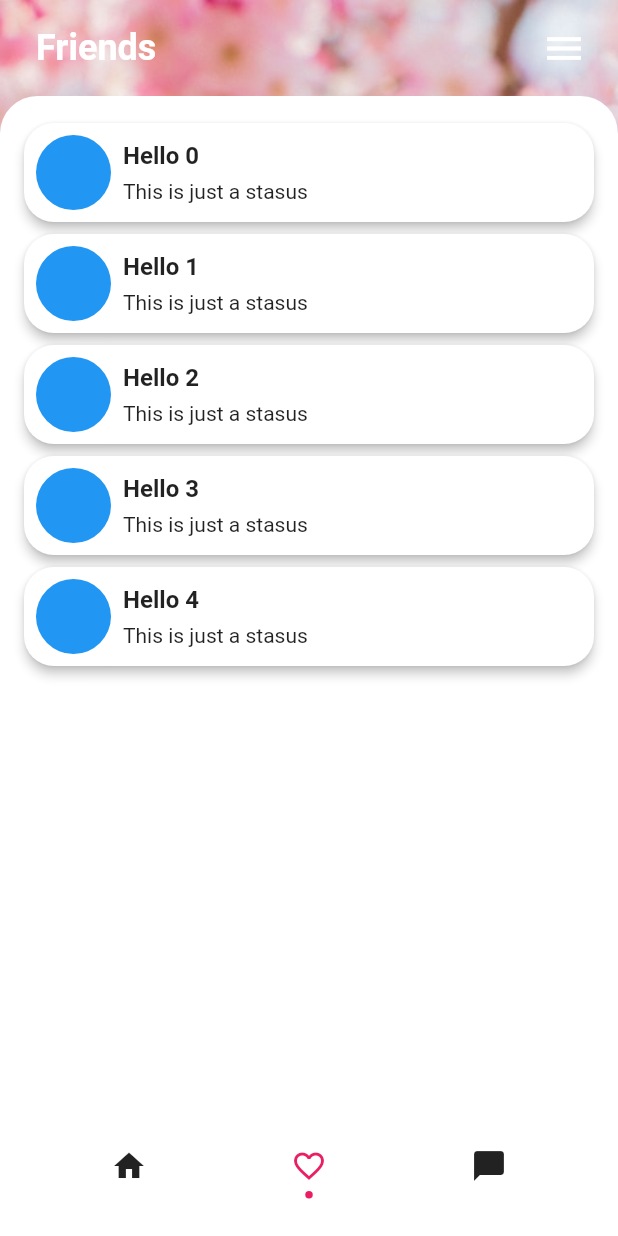
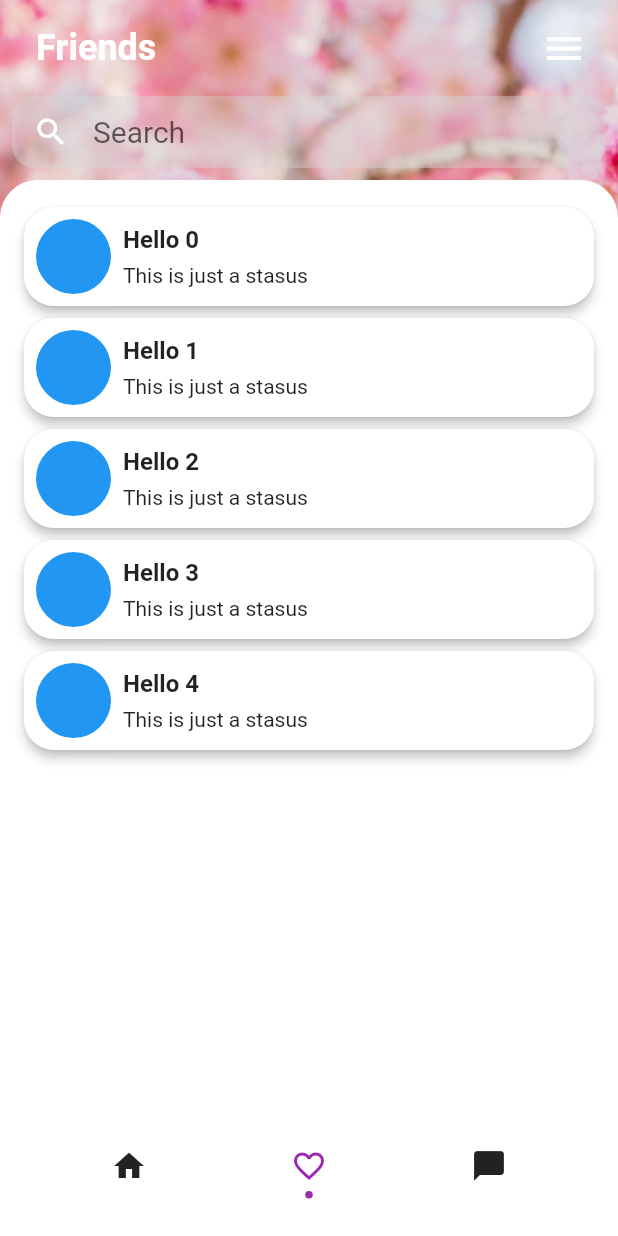
Before and after one commit to CozyBrian/HangOut, a Flutter app: the MainScreen screen opened by its route, item 2 of the bottom bar chosen, on a phone screen of 412 x 824 dp. Run offline on Flutter 3.47's test engine with Material 2 defaults, Android fonts, the phone set to English and light mode, and no system bars; drawn by our look-alikes of dot_navigation_bar; missing offline and left inert: tab_container.

Commit message:
add: FriendDetail and DirectChat screen

```diff
--- a/lib/main.dart
+++ b/lib/main.dart
@@ -1,5 +1,7 @@
 import 'package:flutter/material.dart';
+import 'package:hangout/views/Friends/friendDetails.screen.dart';
 import 'package:hangout/views/Main.screen.dart';
+import 'package:hangout/views/chat/directChat.screen.dart';
 import './views/Authentication/authentication.screen.dart';
 
 void main() {
@@ -18,6 +20,8 @@ class MyApp extends StatelessWidget {
       home: AuthenticationScreen(),
       routes: {
         MainScreen.routeName: (context) => MainScreen(),
+        FriendDetailScreen.routeName: (context) => FriendDetailScreen(),
+        DirectChatScreen.routeName: (context) => DirectChatScreen(),
       },
     );
   }
--- a/lib/views/Friends/friends.screen.dart
+++ b/lib/views/Friends/friends.screen.dart
@@ -11,16 +11,38 @@ class FriendsScreen extends StatelessWidget {
       Column(
         children: [
           const TopNavBar(title: "Friends"),
+          Padding(
+            padding: const EdgeInsets.only(left: 8, right: 8, bottom: 8),
+            child: Container(
+              decoration: BoxDecoration(
+                color: const Color.fromARGB(103, 214, 214, 214),
+                borderRadius: BorderRadius.circular(15),
+              ),
+              padding: const EdgeInsets.symmetric(horizontal: 14),
+              child: const TextField(
+                style: TextStyle(fontSize: 20),
+                cursorColor: Colors.black,
+                decoration: InputDecoration(
+                  icon: Icon(Icons.search),
+                  iconColor: Colors.white,
+                  hintText: "Search",
+                  border: InputBorder.none,
+                ),
+              ),
+            ),
+          ),
           Expanded(
             child: Container(
               padding: const EdgeInsets.symmetric(horizontal: 12),
               decoration: const BoxDecoration(
-                  color: Colors.white,
-                  borderRadius: BorderRadius.only(
-                      topLeft: Radius.circular(25),
-                      topRight: Radius.circular(25))),
+                color: Colors.white,
+                borderRadius: BorderRadius.only(
+                  topLeft: Radius.circular(25),
+                  topRight: Radius.circular(25),
+                ),
+              ),
               child: ListView.builder(
-                padding: const EdgeInsets.only(top: 14),
+                padding: const EdgeInsets.only(top: 14, bottom: 120),
                 itemCount: 5,
                 itemBuilder: ((context, index) => FriendListTile(
                       "Hello $index",
--- a/lib/views/Main.screen.dart
+++ b/lib/views/Main.screen.dart
@@ -51,19 +51,19 @@ class _MainScreenState extends State<MainScreen> {
           /// Home
           DotNavigationBarItem(
             icon: const Icon(Icons.home),
-            selectedColor: Colors.purple,
+            selectedColor: Theme.of(context).primaryColor,
           ),
 
           /// Likes
           DotNavigationBarItem(
             icon: const Icon(Icons.favorite_border),
-            selectedColor: Colors.pink,
+            selectedColor: Theme.of(context).primaryColor,
           ),
 
           /// Profile
           DotNavigationBarItem(
             icon: const Icon(Icons.chat_bubble),
-            selectedColor: Colors.teal,
+            selectedColor: Theme.of(context).primaryColor,
           ),
         ],
       ),
--- a/lib/widgets/Chat/ChatListTile.dart
+++ b/lib/widgets/Chat/ChatListTile.dart
@@ -1,4 +1,5 @@
 import 'package:flutter/material.dart';
+import 'package:hangout/views/chat/directChat.screen.dart';
 
 class ChatListTile extends StatelessWidget {
   final String text;
@@ -6,7 +7,9 @@ class ChatListTile extends StatelessWidget {
   @override
   Widget build(BuildContext context) {
     return GestureDetector(
-      onTap: () {},
+      onTap: () {
+        Navigator.of(context).pushNamed(DirectChatScreen.routeName);
+      },
       child: ListTile(
         leading: Container(
           height: 50,
--- a/lib/widgets/Friends/friendListTile.dart
+++ b/lib/widgets/Friends/friendListTile.dart
@@ -1,4 +1,5 @@
 import 'package:flutter/material.dart';
+import 'package:hangout/views/Friends/friendDetails.screen.dart';
 
 class FriendListTile extends StatelessWidget {
   final String text;
@@ -7,7 +8,9 @@ class FriendListTile extends StatelessWidget {
   @override
   Widget build(BuildContext context) {
     return GestureDetector(
-      onTap: () {},
+      onTap: () {
+        Navigator.of(context).pushNamed(FriendDetailScreen.routeName);
+      },
       child: Card(
         shape: RoundedRectangleBorder(borderRadius: BorderRadius.circular(20)),
         elevation: 3,
```
Also changed, not shown: lib/views/Friends/friendDetails.screen.dart (added, +12 -0 lines), lib/views/chat/directChat.screen.dart (added, +10 -0 lines).
